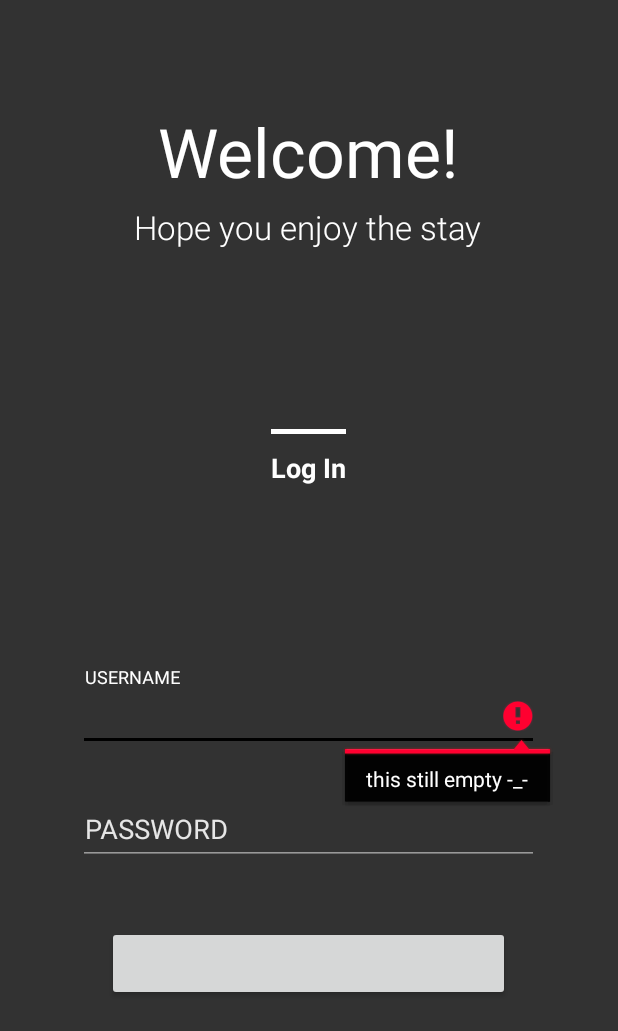
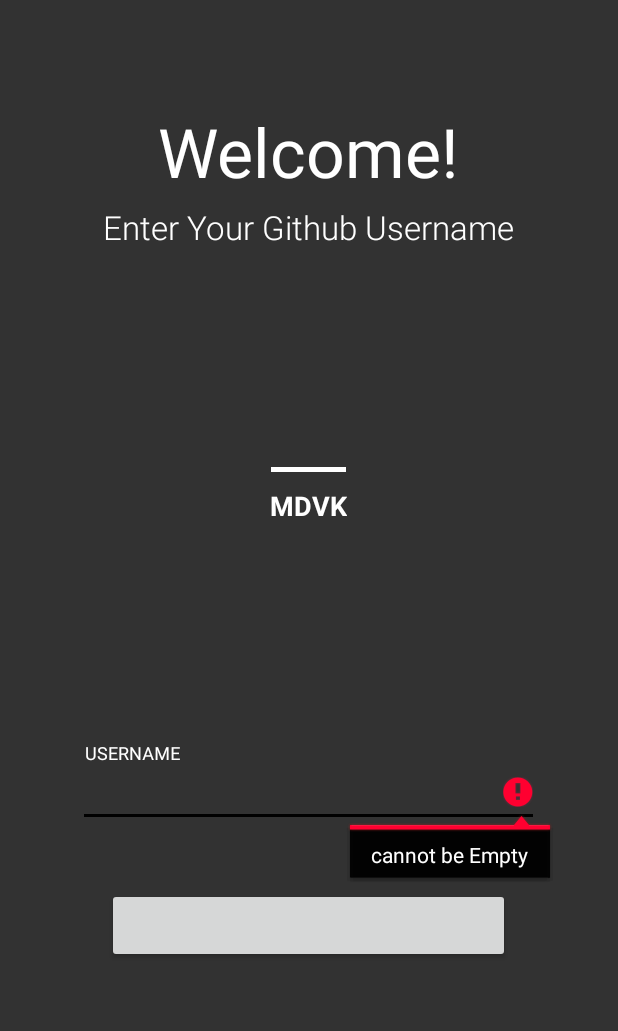
Before and after one commit to dikiafriadi/MVVM-Architecture-Starter, an Android app: the screen it shows after launch (LoginActivity), after a tap on an icon or button, on a phone screen of 412 x 824 dp. Shown: the top 1031 px of the screen. Run offline under Robolectric (Android 15) with nearby library versions, the phone set to English and light mode, and no system bars; our stand-ins replace data binding; libraries missing offline, so code that uses them is left out: com.amulyakhare.textdrawable; plain views replace FancyButton; 4 statements that could not run were skipped.

Commit message:
Arch Done

```diff
--- a/app/src/main/java/com/aditp/mdvkarch/core/SharedPref.java
+++ b/app/src/main/java/com/aditp/mdvkarch/core/SharedPref.java
@@ -23,7 +23,7 @@ public class SharedPref {
      * using example :
      * <p>
      * GET DATA
-     * object = SharedPref.getInstance().getString(KEY_USER_TOKEN, "");
+     * object = SharedPref.getInstance().getString(KEY_USERNAME, "");
      * <p>
      * SAVE DATA
      * SharedPref.getInstance().saveString(object);
--- a/app/src/main/java/com/aditp/mdvkarch/data/remote/GithubService.java
+++ b/app/src/main/java/com/aditp/mdvkarch/data/remote/Endpoint.java
@@ -10,7 +10,7 @@ import retrofit2.Call;
 import retrofit2.http.GET;
 import retrofit2.http.Path;
 
-public interface GithubService {
+public interface Endpoint {
     @GET("users/{username}")
     Call<ResponseObject> getUser(@Path("username") String username);
 
--- a/app/src/main/java/com/aditp/mdvkarch/data/remote/RetrofitClient.java
+++ b/app/src/main/java/com/aditp/mdvkarch/data/remote/RetrofitClient.java
@@ -11,6 +11,7 @@ import static com.aditp.mdvkarch.helper.MDVK.MY_UNSAFE_OKHTTP_CLIENT;
 
 public class RetrofitClient {
     private static Retrofit retrofit;
+    private static final String BASE_URL = "https://api.github.com/";
 
     // ------------------------------------------------------------------------
     // SINGLETON PATTERN + synchronized
@@ -19,7 +20,7 @@ public class RetrofitClient {
         synchronized (RetrofitClient.class) {
             if (retrofit == null) {
                 retrofit = new Retrofit.Builder()
-                        .baseUrl(CONSTANT.BASE_URL)
+                        .baseUrl(BASE_URL)
                         .addConverterFactory(GsonConverterFactory.create())
                         .client(MY_UNSAFE_OKHTTP_CLIENT())
                         .build();
--- a/app/src/main/java/com/aditp/mdvkarch/helper/MDVK.java
+++ b/app/src/main/java/com/aditp/mdvkarch/helper/MDVK.java
@@ -101,9 +101,7 @@ public class MDVK {
     private static Pattern pattern;
     private static Matcher matcher;
 
-    // ------------------------------------------------------------------------
-    // OK HTTP CLIENT
-    // ------------------------------------------------------------------------
+
     public static OkHttpClient MY_UNSAFE_OKHTTP_CLIENT() {
         try {
             // Create a trust manager that does not validate certificate chains
@@ -200,7 +198,7 @@ public class MDVK {
         }
     }
 
-    public static class TIME_PICKER {
+    public static class DATE_PICKER {
         public static void showDatePicker(Context context, TextView textView) {
             DatePickerDialog datePickerDialog;
             SimpleDateFormat dateFormatter = new SimpleDateFormat(formatDate, Locale.US);
--- a/app/src/main/java/com/aditp/mdvkarch/ui/login/LoginActivity.java
+++ b/app/src/main/java/com/aditp/mdvkarch/ui/login/LoginActivity.java
@@ -12,8 +12,8 @@ import androidx.databinding.DataBindingUtil;
 import com.aditp.mdvkarch.R;
 import com.aditp.mdvkarch.core.BaseView;
 import com.aditp.mdvkarch.databinding.ActivityLoginBinding;
+import com.aditp.mdvkarch.helper.MDVK;
 import com.aditp.mdvkarch.ui.main.MainActivity;
-import com.aditp.mdvkarch.helper.MDVK;
 
 import java.util.Objects;
 
@@ -36,18 +36,14 @@ public class LoginActivity extends AppCompatActivity implements BaseView {
     public void onActionComponent() {
         binding.btnLogin.setOnClickListener(view -> {
             String username = Objects.requireNonNull(binding.etUsername.getText()).toString();
-            String password = Objects.requireNonNull(binding.etPassword.getText()).toString();
             if (TextUtils.isEmpty(username)) {
-                binding.etUsername.setError("this still empty -_-");
+                binding.etUsername.setError("cannot be Empty");
                 binding.etUsername.requestFocus();
-            } else if (username.length() < 5) {
-                binding.etUsername.setError("this < 5 -_-");
+            } else if (username.length() <= 3) {
+                binding.etUsername.setError("The Word min 3 Character");
                 binding.etUsername.requestFocus();
-            } else if (password.isEmpty()) {
-                binding.etPassword.setError("this still empty -_-");
-                binding.etPassword.requestFocus();
             } else {
-                loginBL.doLogin(username, password);
+                loginBL.doLogin(username);
             }
         });
 
@@ -58,6 +54,7 @@ public class LoginActivity extends AppCompatActivity implements BaseView {
             handler.postDelayed(() -> {
                 startActivity(new Intent(LoginActivity.this, MainActivity.class));
                 overridePendingTransition(R.anim.fade_in, R.anim.fade_out);
+                finish();
             }, 2500);
 
         });
--- a/app/src/main/java/com/aditp/mdvkarch/ui/login/LoginBL.java
+++ b/app/src/main/java/com/aditp/mdvkarch/ui/login/LoginBL.java
@@ -26,10 +26,10 @@ public class LoginBL extends ViewModel {
         this.onLoginSuccess = onLoginSuccess;
     }
 
-    public void doLogin(String username, String password) {
+    public void doLogin(String username) {
         binding.pb1.setVisibility(View.VISIBLE);
         binding.btnLogin.setVisibility(View.GONE);
-        SharedPref.getInstance().saveString(CONSTANT.KEY_USER_TOKEN, username);
+        SharedPref.getInstance().saveString(CONSTANT.KEY_USERNAME, username);
         Handler handler = new Handler();
         handler.postDelayed(() -> {
             binding.pb1.setVisibility(View.GONE);
@@ -39,7 +39,7 @@ public class LoginBL extends ViewModel {
                 onLoginSuccess.onSuccess();
             }
 
-        }, 1000);
+        }, 500);
 
     }
 
--- a/app/src/main/java/com/aditp/mdvkarch/ui/main/MainAdapter.java
+++ b/app/src/main/java/com/aditp/mdvkarch/ui/main/MainAdapter.java
@@ -26,7 +26,6 @@ public class MainAdapter extends RecyclerView.Adapter<MainAdapter.onSetUpBinding
     private List<ResponseArray> items;
     private ItemRepoBinding binding;
     private int LAYOUT = R.layout.item_repo;
-
     private OnItemClickListener onItemClickListener;
 
     // Trigger Technique
--- a/app/src/main/java/com/aditp/mdvkarch/ui/splash/SplashActivity.java
+++ b/app/src/main/java/com/aditp/mdvkarch/ui/splash/SplashActivity.java
@@ -19,7 +19,7 @@ import com.amulyakhare.textdrawable.TextDrawable;
 import com.amulyakhare.textdrawable.util.ColorGenerator;
 
 import static com.aditp.mdvkarch.core.CONSTANT.IS_DEV_MODE;
-import static com.aditp.mdvkarch.core.CONSTANT.KEY_USER_TOKEN;
+import static com.aditp.mdvkarch.core.CONSTANT.KEY_USERNAME;
 
 public class SplashActivity extends AppCompatActivity implements BaseView {
     ActivitySplashBinding binding;
@@ -44,7 +44,7 @@ public class SplashActivity extends AppCompatActivity implements BaseView {
     public void onActionComponent() {
         if (IS_DEV_MODE) {
             // .: DEV MODE :.
-            String token = SharedPref.getInstance().getString(KEY_USER_TOKEN, "");
+            String token = SharedPref.getInstance().getString(KEY_USERNAME, "");
             if (token.isEmpty()) {
                 runApps(500, LoginActivity.class);
             } else {
--- a/app/src/main/res/layout/activity_login.xml
+++ b/app/src/main/res/layout/activity_login.xml
@@ -41,7 +41,7 @@
                 android:layout_gravity="center_horizontal"
                 android:layout_marginTop="@dimen/spacing_medium"
                 android:fontFamily="sans-serif-light"
-                android:text="Hope you enjoy the stay"
+                android:text="Enter Your Github Username"
                 android:textAppearance="@style/Base.TextAppearance.AppCompat.Large"
                 android:textColor="@android:color/white" />
 
@@ -61,7 +61,7 @@
                 android:layout_height="wrap_content"
                 android:layout_gravity="center_horizontal"
                 android:layout_marginTop="@dimen/spacing_middle"
-                android:text="Log In"
+                android:text="MDVK"
                 android:textAppearance="@style/Base.TextAppearance.AppCompat.Medium"
                 android:textColor="@android:color/white"
                 android:textStyle="bold" />
@@ -90,33 +90,6 @@
                     android:textColor="@color/mdvk_white"
                     android:textColorHint="@color/mdvk_white"
                     android:theme="@style/EditText.Flat.Grey" />
-
-            </com.google.android.material.textfield.TextInputLayout>
-
-
-            <View
-                android:layout_width="0dp"
-                android:layout_height="@dimen/spacing_mlarge" />
-
-            <com.google.android.material.textfield.TextInputLayout
-                android:layout_width="match_parent"
-                android:layout_height="wrap_content"
-                android:theme="@style/EditText.White.Hint">
-
-                <com.google.android.material.textfield.TextInputEditText
-                    android:id="@+id/etPassword"
-                    android:layout_width="match_parent"
-                    android:layout_height="wrap_content"
-                    android:layout_marginLeft="-4dp"
-                    android:layout_marginRight="-4dp"
-                    android:hint="PASSWORD"
-                    android:inputType="textPassword"
-                    android:maxLength="50"
-                    android:maxLines="1"
-                    android:singleLine="true"
-                    android:textColor="@color/mdvk_white"
-                    android:textColorHint="@color/mdvk_white"
-                    android:theme="@style/EditText.Grey" />
 
             </com.google.android.material.textfield.TextInputLayout>
 
```
Also changed, not shown: app/src/main/java/com/aditp/mdvkarch/core/CONSTANT.java (+1 -18 lines), app/src/main/java/com/aditp/mdvkarch/ui/main/MainActivity.java (+11 -11 lines), app/src/main/java/com/aditp/mdvkarch/ui/main/MainBL.java (+6 -6 lines).
